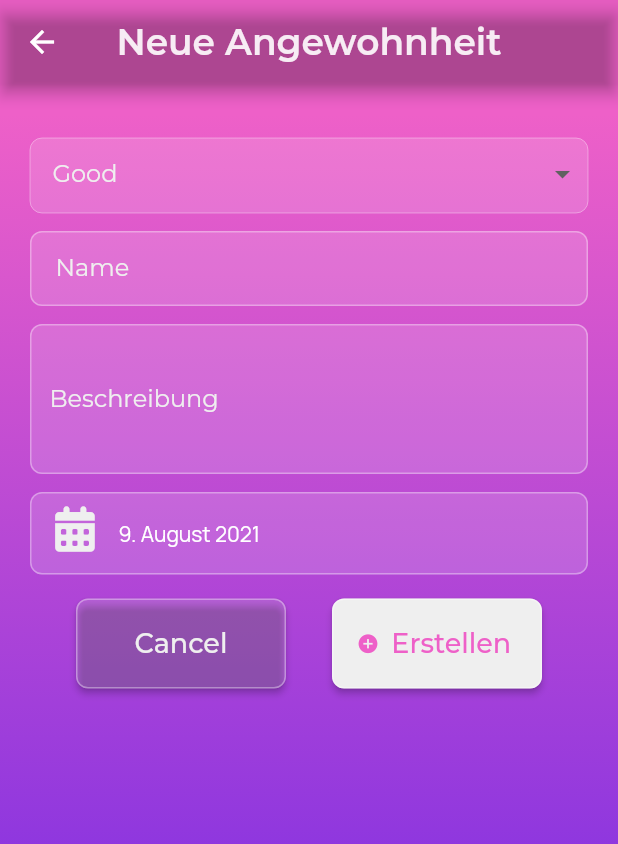
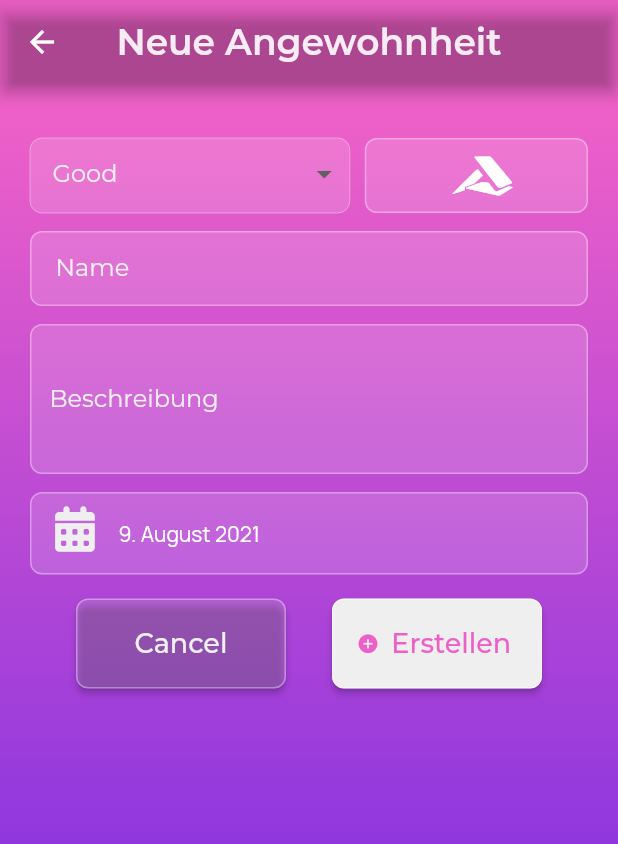
Before and after one commit to MenschLennart/habify, a Flutter app: the AddHabitWidget screen opened directly, on a phone screen of 412 x 824 dp. Shown: the top 844 px of the screen. Run offline on Flutter 3.47's test engine with Material 2 defaults, Android fonts, the light colour scheme and no system bars; drawn by our look-alikes of auto_size_text; our stand-ins replace built_collection, built_value, cached_network_image, cloud_firestore, firebase_auth, firebase_core and 10 more; missing offline and left inert: duration, flutter_iconpicker; accounts and stored records are empty; generated files the repository leaves out were written again.

Commit message:
Habits: Added IconPicker for habits

```diff
--- a/lib/backend/schema/habits_record.dart
+++ b/lib/backend/schema/habits_record.dart
@@ -35,6 +35,12 @@ abstract class HabitsRecord
   String get type;
 
   @nullable
+  bool get pinned;
+
+  @nullable
+  String get icon;
+
+  @nullable
   @BuiltValueField(wireName: kDocumentReferenceField)
   DocumentReference get reference;
 
@@ -42,7 +48,9 @@ abstract class HabitsRecord
     ..name = ''
     ..description = ''
     ..dueDate = ''
-    ..type = '';
+    ..type = ''
+    ..pinned = false
+    ..icon = '';
 
   static CollectionReference get collection =>
       FirebaseFirestore.instance.collection('habits');
@@ -69,6 +77,8 @@ Map<String, dynamic> createHabitsRecordData({
   String dueDate,
   DocumentReference user,
   String type,
+  bool pinned,
+  String icon,
 }) =>
     serializers.toFirestore(
         HabitsRecord.serializer,
@@ -79,4 +89,6 @@ Map<String, dynamic> createHabitsRecordData({
           ..description = description
           ..dueDate = dueDate
           ..user = user
-          ..type = type));
+          ..type = type
+          ..pinned = pinned
+          ..icon = icon));
--- a/lib/components/add_habit_form_widget.dart
+++ b/lib/components/add_habit_form_widget.dart
@@ -1,6 +1,7 @@
 import 'package:flutter/services.dart';
 import 'package:intl/date_symbol_data_local.dart';
 import 'package:intl/intl.dart';
+import 'package:flutter_iconpicker/flutter_iconpicker.dart';
 
 import '../auth/auth_util.dart';
 import '../backend/backend.dart';
@@ -8,12 +9,9 @@ import '../flutter_flow/flutter_flow_drop_down_template.dart';
 import '../flutter_flow/flutter_flow_theme.dart';
 import '../flutter_flow/flutter_flow_util.dart';
 import '../flutter_flow/flutter_flow_widgets.dart';
-import 'package:cloud_firestore/cloud_firestore.dart';
 import 'package:flutter/material.dart';
 import 'package:flutter_datetime_picker/flutter_datetime_picker.dart';
-import 'package:flutter_spinkit/flutter_spinkit.dart';
 import 'package:font_awesome_flutter/font_awesome_flutter.dart';
-import 'package:google_fonts/google_fonts.dart';
 
 class AddHabitFormWidget extends StatefulWidget {
   AddHabitFormWidget({Key key}) : super(key: key);
@@ -24,10 +22,19 @@ class AddHabitFormWidget extends StatefulWidget {
 
 class _AddHabitFormWidgetState extends State<AddHabitFormWidget> {
   DateTime datePicked;
+  Icon _icon;
   String habitTypeValue;
   TextEditingController nameController;
   TextEditingController descriptionController;
   final formKey = GlobalKey<FormState>();
+
+  _pickIcon() async {
+    IconData icon = await FlutterIconPicker.showIconPicker(context,
+        iconPackMode: IconPack.fontAwesomeIcons);
+    setState(() {
+      _icon = Icon(icon);
+    });
+  }
 
   @override
   void initState() {
@@ -36,6 +43,9 @@ class _AddHabitFormWidgetState extends State<AddHabitFormWidget> {
     descriptionController = TextEditingController();
     nameController = TextEditingController();
     initializeDateFormatting('de_DE', null);
+    _icon = Icon(
+        FaIcon(FontAwesomeIcons.accusoft, color: FlutterFlowTheme.tertiaryColor)
+            .icon);
   }
 
   @override
@@ -73,18 +83,33 @@ class _AddHabitFormWidgetState extends State<AddHabitFormWidget> {
                         padding: EdgeInsets.fromLTRB(0, 16, 0, 0),
                         child: Row(
                           mainAxisSize: MainAxisSize.max,
+                          mainAxisAlignment: MainAxisAlignment.center,
                           children: [
                             Expanded(
-                              flex: 2,
+                              flex: 3,
+                              child: Column(
+                                mainAxisSize: MainAxisSize.max,
+                                children: [
+                                  Row(
+                                    mainAxisSize: MainAxisSize.max,
+                                    children: [
+                                      Expanded(
+                                        child: Container(
+                                          padding:
+                                              EdgeInsets.fromLTRB(0, 0, 10, 0),
+                                          decoration: BoxDecoration(),
                                           child: FlutterFlowDropDown(
                                             initialOption: 'Good',
                                             options: ['Good', 'Bad'],
                                             onChanged: (value) {
-                                  setState(() => habitTypeValue = value);
+                                              setState(
+                                                  () => habitTypeValue = value);
                                             },
                                             width: 150,
                                             height: 50,
-                                textStyle: FlutterFlowTheme.bodyText2.override(
+                                            textStyle: FlutterFlowTheme
+                                                .bodyText2
+                                                .override(
                                               fontFamily: 'Montserrat',
                                               color: Color(0xFFEFEFEF),
                                               fontSize: 16,
@@ -95,8 +120,61 @@ class _AddHabitFormWidgetState extends State<AddHabitFormWidget> {
                                             borderColor: Color(0x59FFFFFF),
                                             borderWidth: 0,
                                             borderRadius: 8,
-                                margin: EdgeInsets.fromLTRB(15, 0, 5, 2),
+                                            margin: EdgeInsets.fromLTRB(
+                                                15, 0, 5, 2),
                                             hidesUnderline: true,
+                                          ),
+                                        ),
+                                      )
+                                    ],
+                                  )
+                                ],
+                              ),
+                            ),
+                            Expanded(
+                              flex: 2,
+                              child: Column(
+                                mainAxisSize: MainAxisSize.max,
+                                children: [
+                                  Row(
+                                    mainAxisSize: MainAxisSize.max,
+                                    children: [
+                                      Expanded(
+                                        child: Container(
+                                          width: 100,
+                                          height: 50,
+                                          decoration: BoxDecoration(
+                                            color: Color(0x26FFFFFF),
+                                            borderRadius:
+                                                BorderRadius.circular(8),
+                                            border: Border.all(
+                                              color: Color(0x59FFFFFF),
+                                              width: 1,
+                                            ),
+                                          ),
+                                          child: Column(
+                                            mainAxisAlignment:
+                                                MainAxisAlignment.center,
+                                            crossAxisAlignment:
+                                                CrossAxisAlignment.center,
+                                            children: [
+                                              AnimatedSwitcher(
+                                                duration:
+                                                    Duration(milliseconds: 300),
+                                                child: IconButton(
+                                                  onPressed: () => _pickIcon(),
+                                                  icon: _icon,
+                                                  iconSize: 32,
+                                                  color: Colors.white,
+                                                ),
+                                              ),
+                                            ],
+                                          ),
+                                        ),
+                                      )
+                                    ],
+                                  )
+                                ],
                               ),
                             )
                           ],
```
Also changed, not shown: lib/backend/schema/habits_record.g.dart. Lines whose indentation alone changed are shown as unchanged.
